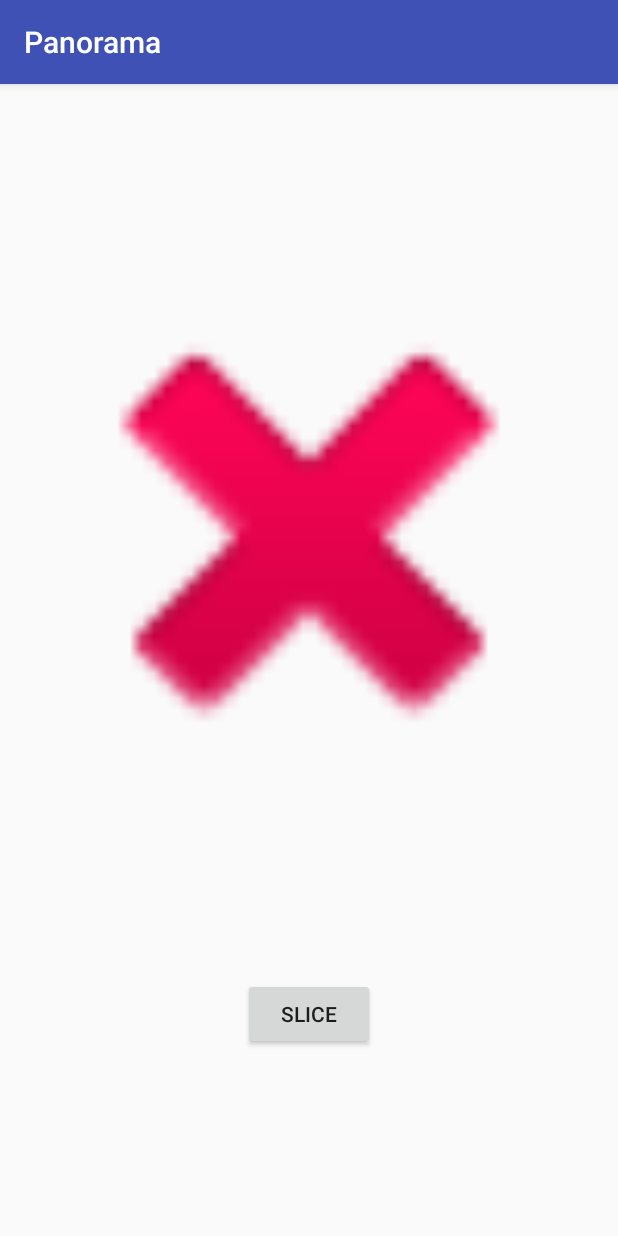
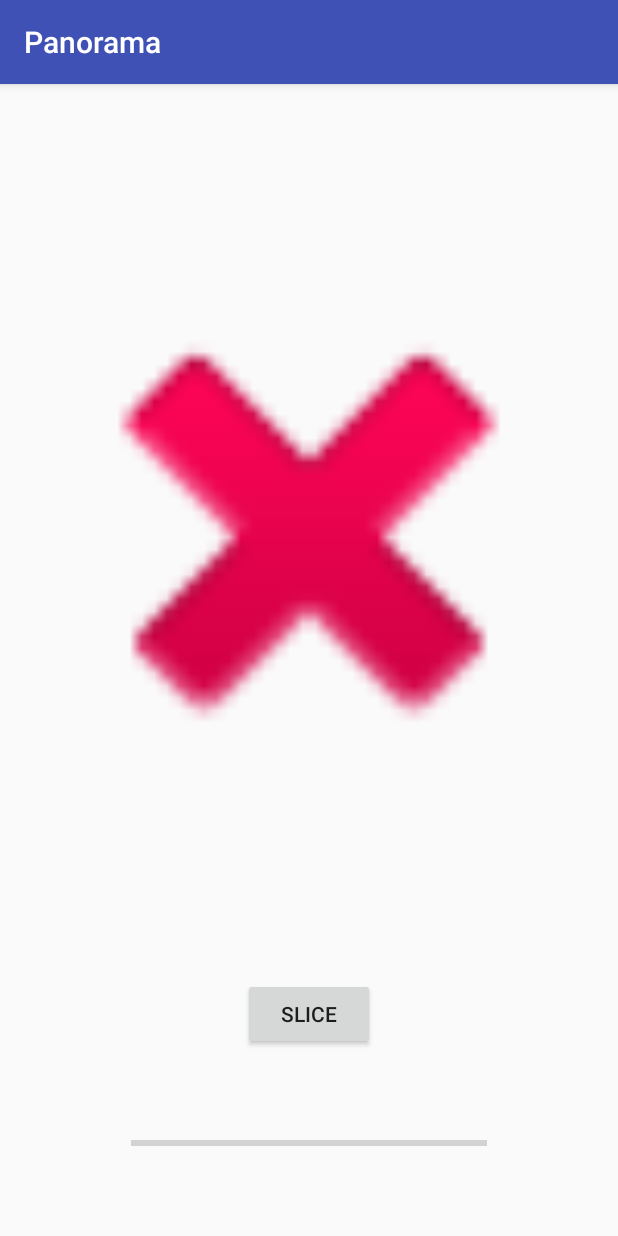
Before and after one commit to thomaslauer/Panorama, an Android app: the SliceActivity screen opened directly, with no data from a screen before it, after a tap on "SLICE", on a phone screen of 412 x 824 dp. Run offline under Robolectric (Android 15) with nearby library versions, the phone set to English and light mode, and no system bars; 1 statement that could not run was skipped.

Commit message:
Added progress bar and disabled button when slicing

```diff
--- a/app/src/main/java/ninja/sosneaky/thomaslauer/panorama/SliceActivity.java
+++ b/app/src/main/java/ninja/sosneaky/thomaslauer/panorama/SliceActivity.java
@@ -15,7 +15,9 @@ import android.support.v4.content.ContextCompat;
 import android.support.v7.app.AppCompatActivity;
 import android.util.Log;
 import android.view.View;
+import android.widget.Button;
 import android.widget.ImageView;
+import android.widget.ProgressBar;
 import android.widget.Toast;
 
 import java.io.File;
@@ -35,6 +37,9 @@ public class SliceActivity extends AppCompatActivity {
 
     private Bitmap mFullBitmap;
     private ArrayList<Bitmap> mSegmentedBitmap;
+
+    private ProgressBar sliceProgress;
+    private Button sliceButton;
 
     Thread workerThread;
 
@@ -61,6 +66,9 @@ public class SliceActivity extends AppCompatActivity {
         ImageView view = (ImageView) findViewById(imageView);
         view.setImageURI(imageUri);
 
+        sliceProgress = (ProgressBar) findViewById(R.id.progressBar);
+        sliceButton = (Button) findViewById(R.id.button_slice);
+
         try {
             mFullBitmap = MediaStore.Images.Media.getBitmap(this.getContentResolver(), imageUri);
         } catch (IOException e) {
@@ -76,6 +84,7 @@ public class SliceActivity extends AppCompatActivity {
             ActivityCompat.requestPermissions(this, new String[]{Manifest.permission.WRITE_EXTERNAL_STORAGE}, 0);
         }
         Toast.makeText(this, "Processing...", Toast.LENGTH_SHORT).show();
+        sliceButton.setEnabled(false);
         workerThread = new Thread(new PanoramaTask(this));
         workerThread.run();
     }
@@ -109,29 +118,31 @@ public class SliceActivity extends AppCompatActivity {
             } else {
 
                 int numberOfSquares = width / height;
+                sliceProgress.setMax(numberOfSquares);
                 //int extraWidth = (width - numberOfSquares * height);
 
                 int segmentSize = height; // maybe change how this is done
 
-                int currentSegment = 0;
-                while(currentSegment < numberOfSquares) {
+                for(int currentSegment = 0; currentSegment < numberOfSquares; currentSegment++) {
 
                     Log.d(LOG, "Segmenting part " + currentSegment + "/" + numberOfSquares);
 
                     int offset = (width % height) / 2;
 
-                    Bitmap currentBitmapSegment = Bitmap.createBitmap(mFullBitmap, currentSegment * segmentSize + offset, 0,
+                    Bitmap currentBitmapSegment = Bitmap.createBitmap(mFullBitmap,
+                            currentSegment * segmentSize + offset, 0,
                             segmentSize, segmentSize);
 
                     mSegmentedBitmap.add(currentBitmapSegment);
-
-                    currentSegment++;
+                    sliceProgress.setProgress(currentSegment);
                 }
 
                 saveAllImages();
 
                 makeToast("Finished Processing!");
             }
+
+            sliceButton.setEnabled(true);
         }
 
         public void makeToast(final String text) {
--- a/app/src/main/res/layout/activity_slice.xml
+++ b/app/src/main/res/layout/activity_slice.xml
@@ -37,4 +37,19 @@
         tools:layout_constraintBottom_creator="1"
         tools:layout_constraintLeft_creator="1"
         tools:layout_constraintRight_creator="1" />
+
+    <ProgressBar
+        android:id="@+id/progressBar"
+        style="?android:attr/progressBarStyleHorizontal"
+        android:layout_width="237dp"
+        android:layout_height="28dp"
+        android:layout_marginBottom="8dp"
+        android:layout_marginEnd="8dp"
+        android:layout_marginStart="8dp"
+        android:layout_marginTop="8dp"
+        app:layout_constraintBottom_toBottomOf="parent"
+        app:layout_constraintEnd_toEndOf="parent"
+        app:layout_constraintStart_toStartOf="parent"
+        app:layout_constraintTop_toBottomOf="@+id/button_slice" />
+
 </android.support.constraint.ConstraintLayout>
```
